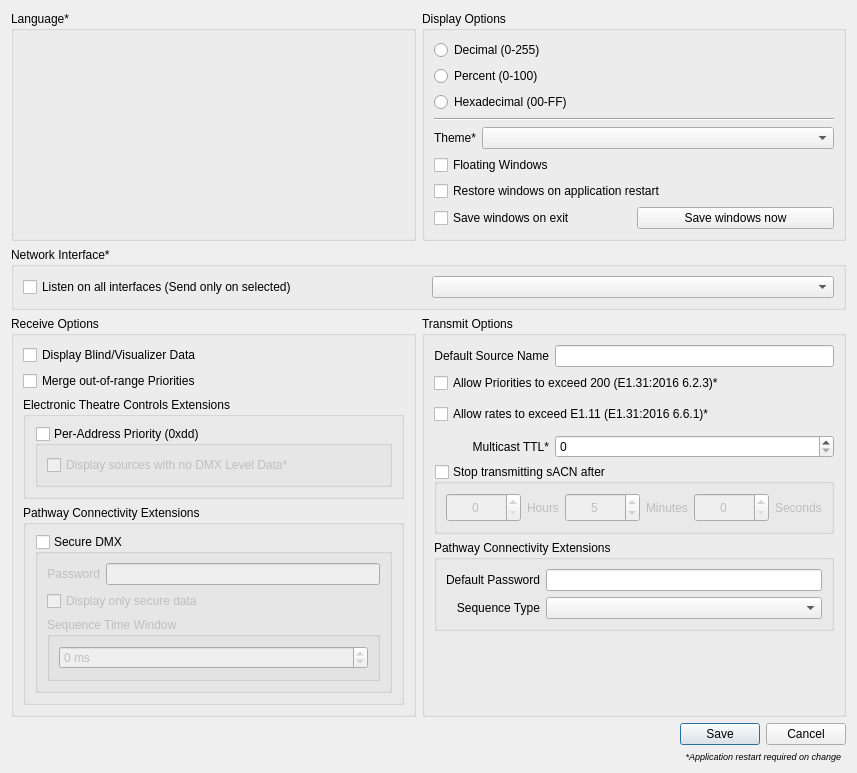
Above: ui/preferencesdialog.ui from docsteer/sacnview before the change. Below: the same form after it.
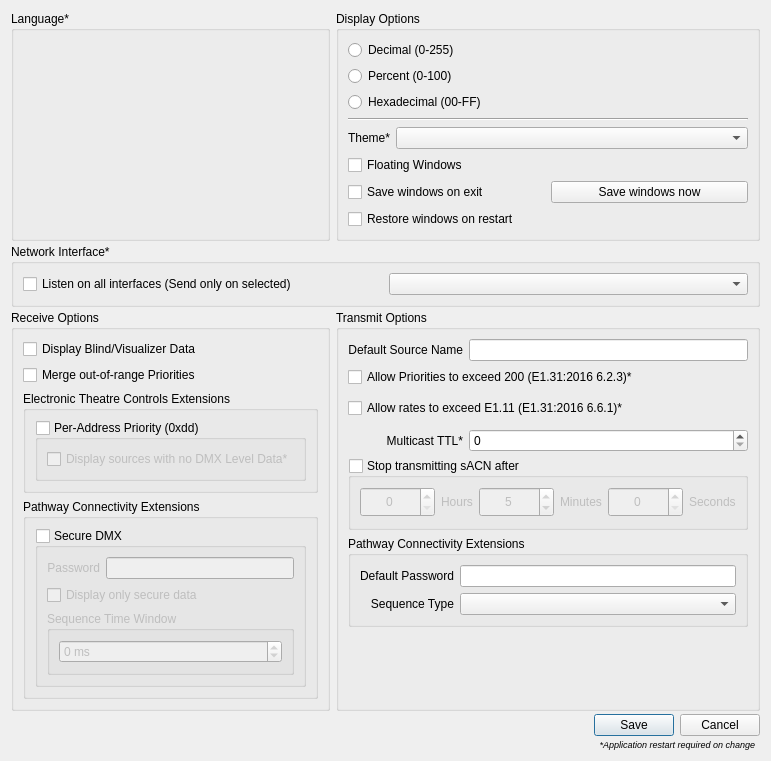
That is the form after the change. Icons and pictures are not drawn.

Commit message: Cleanup preferences dialog layout

```diff
--- a/ui/preferencesdialog.ui
+++ b/ui/preferencesdialog.ui
@@ -6,8 +6,8 @@
    <rect>
     <x>0</x>
     <y>0</y>
-    <width>834</width>
-    <height>657</height>
+    <width>713</width>
+    <height>671</height>
    </rect>
   </property>
   <property name="sizePolicy">
@@ -24,6 +24,9 @@
     <normaloff>:/icons/settings.png</normaloff>:/icons/settings.png</iconset>
   </property>
   <layout class="QGridLayout" name="gridLayout">
+   <property name="verticalSpacing">
+    <number>3</number>
+   </property>
    <item row="2" column="0">
     <widget class="QGroupBox" name="gbRecieveOptions">
      <property name="sizePolicy">
@@ -32,12 +35,6 @@
        <verstretch>0</verstretch>
       </sizepolicy>
      </property>
-     <property name="minimumSize">
-      <size>
-       <width>405</width>
-       <height>0</height>
-      </size>
-     </property>
      <property name="title">
       <string>Receive Options</string>
      </property>
@@ -45,7 +42,7 @@
       <item>
        <widget class="QCheckBox" name="cbDisplayBlind">
         <property name="sizePolicy">
-         <sizepolicy hsizetype="Expanding" vsizetype="Expanding">
+         <sizepolicy hsizetype="Expanding" vsizetype="Fixed">
           <horstretch>0</horstretch>
           <verstretch>0</verstretch>
          </sizepolicy>
@@ -66,6 +63,12 @@
       </item>
       <item>
        <widget class="QCheckBox" name="cbRxIllegalPriorities">
+        <property name="sizePolicy">
+         <sizepolicy hsizetype="Expanding" vsizetype="Fixed">
+          <horstretch>0</horstretch>
+          <verstretch>0</verstretch>
+         </sizepolicy>
+        </property>
         <property name="toolTip">
          <string>Accept sources sending illegal priorities (&gt;200)</string>
         </property>
@@ -106,12 +109,6 @@
                 <verstretch>0</verstretch>
                </sizepolicy>
               </property>
-              <property name="maximumSize">
-               <size>
-                <width>16777215</width>
-                <height>30</height>
-               </size>
-              </property>
               <property name="toolTip">
                <string>&lt;html&gt;&lt;head/&gt;&lt;body&gt;&lt;p&gt;Display sources that are ONLY transmitting 0xdd frames. &lt;/p&gt;&lt;p&gt;I.e. Sources that are not currently transmitting DMX Data&lt;/p&gt;&lt;/body&gt;&lt;/html&gt;</string>
               </property>
@@ -254,7 +251,7 @@
       <item>
        <widget class="QCheckBox" name="cbListenAll">
         <property name="sizePolicy">
-         <sizepolicy hsizetype="Preferred" vsizetype="MinimumExpanding">
+         <sizepolicy hsizetype="Preferred" vsizetype="Fixed">
           <horstretch>0</horstretch>
           <verstretch>0</verstretch>
          </sizepolicy>
@@ -398,17 +395,11 @@
       <item row="4" column="0" colspan="2">
        <widget class="QGroupBox" name="gbTransmitTimeout">
         <property name="sizePolicy">
-         <sizepolicy hsizetype="Expanding" vsizetype="Expanding">
+         <sizepolicy hsizetype="Expanding" vsizetype="Preferred">
           <horstretch>0</horstretch>
           <verstretch>0</verstretch>
          </sizepolicy>
         </property>
-        <property name="maximumSize">
-         <size>
-          <width>16777215</width>
-          <height>70</height>
-         </size>
-        </property>
         <property name="title">
          <string>Stop transmitting sACN after</string>
         </property>
@@ -621,113 +612,6 @@
       <string>Display Options</string>
      </property>
      <layout class="QGridLayout" name="gridLayout_4">
-      <item row="7" column="0">
-       <widget class="QCheckBox" name="cbSaveWindowsOnExit">
-        <property name="text">
-         <string>Save windows on exit</string>
-        </property>
-       </widget>
-      </item>
-      <item row="5" column="0">
-       <widget class="QCheckBox" name="cbFloatingWindows">
-        <property name="text">
-         <string>Floating Windows</string>
-        </property>
-       </widget>
-      </item>
-      <item row="3" column="0" colspan="2">
-       <widget class="Line" name="line">
-        <property name="orientation">
-         <enum>Qt::Horizontal</enum>
-        </property>
-       </widget>
-      </item>
-      <item row="0" column="0" colspan="2">
-       <widget class="QRadioButton" name="DecimalDisplayFormat">
-        <property name="enabled">
-         <bool>true</bool>
-        </property>
-        <property name="sizePolicy">
-         <sizepolicy hsizetype="Expanding" vsizetype="Expanding">
-          <horstretch>0</horstretch>
-          <verstretch>0</verstretch>
-         </sizepolicy>
-        </property>
-        <property name="maximumSize">
-         <size>
-          <width>16777215</width>
-          <height>30</height>
-         </size>
-        </property>
-        <property name="text">
-         <string>Decimal (0-255)</string>
-        </property>
-       </widget>
-      </item>
-      <item row="1" column="0" colspan="2">
-       <widget class="QRadioButton" name="PercentDisplayFormat">
-        <property name="sizePolicy">
-         <sizepolicy hsizetype="Expanding" vsizetype="Expanding">
-          <horstretch>0</horstretch>
-          <verstretch>0</verstretch>
-         </sizepolicy>
-        </property>
-        <property name="maximumSize">
-         <size>
-          <width>16777215</width>
-          <height>30</height>
-         </size>
-        </property>
-        <property name="text">
-         <string>Percent (0-100)</string>
-        </property>
-       </widget>
-      </item>
-      <item row="2" column="0" colspan="2">
-       <widget class="QRadioButton" name="HexDisplayFormat">
-        <property name="sizePolicy">
-         <sizepolicy hsizetype="Expanding" vsizetype="Expanding">
-          <horstretch>0</horstretch>
-          <verstretch>0</verstretch>
-         </sizepolicy>
-        </property>
-        <property name="maximumSize">
-         <size>
-          <width>16777215</width>
-          <height>30</height>
-         </size>
-        </property>
-        <property name="text">
-         <string>Hexadecimal (00-FF)</string>
-        </property>
-       </widget>
-      </item>
-      <item row="7" column="1">
-       <widget class="QPushButton" name="btnSaveWindows">
-        <property name="text">
-         <string>Save windows now</string>
-        </property>
-       </widget>
-      </item>
-      <item row="6" column="0" colspan="2">
-       <widget class="QCheckBox" name="cbRestoreWindows">
-        <property name="sizePolicy">
-         <sizepolicy hsizetype="Expanding" vsizetype="Expanding">
-          <horstretch>0</horstretch>
-          <verstretch>0</verstretch>
-         </sizepolicy>
-        </property>
-        <property name="maximumSize">
-         <size>
-          <width>16777215</width>
-          <height>30</height>
-         </size>
-        </property>
-        <property name="text">
-         <string>Restore windows on application restart</string>
-        </property>
-       </widget>
-      </item>
       <item row="4" column="0" colspan="2">
        <layout class="QHBoxLayout" name="horizontalLayout_3">
         <item>
@@ -764,41 +648,128 @@
         </item>
        </layout>
       </item>
+      <item row="7" column="0">
+       <widget class="QCheckBox" name="cbRestoreWindows">
+        <property name="sizePolicy">
+         <sizepolicy hsizetype="Preferred" vsizetype="Expanding">
+          <horstretch>0</horstretch>
+          <verstretch>0</verstretch>
+         </sizepolicy>
+        </property>
+        <property name="maximumSize">
+         <size>
+          <width>16777215</width>
+          <height>30</height>
+         </size>
+        </property>
+        <property name="text">
+         <string>Restore windows on restart</string>
+        </property>
+       </widget>
+      </item>
+      <item row="3" column="0" colspan="2">
+       <widget class="Line" name="line">
+        <property name="orientation">
+         <enum>Qt::Horizontal</enum>
+        </property>
+       </widget>
+      </item>
+      <item row="1" column="0" colspan="2">
+       <widget class="QRadioButton" name="PercentDisplayFormat">
+        <property name="sizePolicy">
+         <sizepolicy hsizetype="Expanding" vsizetype="Expanding">
+          <horstretch>0</horstretch>
+          <verstretch>0</verstretch>
+         </sizepolicy>
+        </property>
+        <property name="maximumSize">
+         <size>
+          <width>16777215</width>
+          <height>30</height>
+         </size>
+        </property>
+        <property name="text">
+         <string>Percent (0-100)</string>
+        </property>
+       </widget>
+      </item>
+      <item row="5" column="0">
+       <widget class="QCheckBox" name="cbFloatingWindows">
+        <property name="sizePolicy">
+         <sizepolicy hsizetype="Preferred" vsizetype="Fixed">
+          <horstretch>0</horstretch>
+          <verstretch>0</verstretch>
+         </sizepolicy>
+        </property>
+        <property name="text">
+         <string>Floating Windows</string>
+        </property>
+       </widget>
+      </item>
+      <item row="0" column="0" colspan="2">
+       <widget class="QRadioButton" name="DecimalDisplayFormat">
+        <property name="enabled">
+         <bool>true</bool>
+        </property>
+        <property name="sizePolicy">
+         <sizepolicy hsizetype="Expanding" vsizetype="Expanding">
+          <horstretch>0</horstretch>
+          <verstretch>0</verstretch>
+         </sizepolicy>
+        </property>
+        <property name="maximumSize">
+         <size>
+          <width>16777215</width>
+          <height>30</height>
+         </size>
+        </property>
+        <property name="text">
+         <string>Decimal (0-255)</string>
+        </property>
+       </widget>
+      </item>
+      <item row="2" column="0" colspan="2">
+       <widget class="QRadioButton" name="HexDisplayFormat">
+        <property name="sizePolicy">
+         <sizepolicy hsizetype="Expanding" vsizetype="Expanding">
+          <horstretch>0</horstretch>
+          <verstretch>0</verstretch>
+         </sizepolicy>
+        </property>
+        <property name="maximumSize">
+         <size>
+          <width>16777215</width>
+          <height>30</height>
+         </size>
+        </property>
+        <property name="text">
+         <string>Hexadecimal (00-FF)</string>
+        </property>
+       </widget>
+      </item>
+      <item row="6" column="0">
+       <widget class="QCheckBox" name="cbSaveWindowsOnExit">
+        <property name="sizePolicy">
+         <sizepolicy hsizetype="Preferred" vsizetype="Fixed">
+          <horstretch>0</horstretch>
+          <verstretch>0</verstretch>
+         </sizepolicy>
+        </property>
+        <property name="text">
+         <string>Save windows on exit</string>
+        </property>
+       </widget>
+      </item>
+      <item row="6" column="1">
+       <widget class="QPushButton" name="btnSaveWindows">
+        <property name="text">
+         <string>Save windows now</string>
+        </property>
+       </widget>
+      </item>
      </layout>
     </widget>
    </item>
-   <item row="5" column="1">
-    <widget class="QLabel" name="lblRestartInfo">
-     <property name="font">
-      <font>
-       <pointsize>7</pointsize>
-       <italic>true</italic>
-      </font>
-     </property>
-     <property name="text">
-      <string>*Application restart required on change  </string>
-     </property>
-     <property name="alignment">
-      <set>Qt::AlignRight|Qt::AlignTrailing|Qt::AlignVCenter</set>
-     </property>
-    </widget>
-   </item>
-   <item row="4" column="1">
-    <widget class="QDialogButtonBox" name="buttonBox">
-     <property name="sizePolicy">
-      <sizepolicy hsizetype="Expanding" vsizetype="Expanding">
-       <horstretch>0</horstretch>
-       <verstretch>0</verstretch>
-      </sizepolicy>
-     </property>
-     <property name="orientation">
-      <enum>Qt::Horizontal</enum>
-     </property>
-     <property name="standardButtons">
-      <set>QDialogButtonBox::Cancel|QDialogButtonBox::Save</set>
-     </property>
-    </widget>
-   </item>
    <item row="0" column="0">
     <widget class="QGroupBox" name="gbLanguage">
      <property name="sizePolicy">
@@ -826,6 +797,38 @@
      </property>
     </spacer>
    </item>
+   <item row="4" column="0" colspan="2">
+    <widget class="QDialogButtonBox" name="buttonBox">
+     <property name="sizePolicy">
+      <sizepolicy hsizetype="Expanding" vsizetype="Expanding">
+       <horstretch>0</horstretch>
+       <verstretch>0</verstretch>
+      </sizepolicy>
+     </property>
+     <property name="orientation">
+      <enum>Qt::Horizontal</enum>
+     </property>
+     <property name="standardButtons">
+      <set>QDialogButtonBox::Cancel|QDialogButtonBox::Save</set>
+     </property>
+    </widget>
+   </item>
+   <item row="5" column="0" colspan="2">
+    <widget class="QLabel" name="lblRestartInfo">
+     <property name="font">
+      <font>
+       <pointsize>7</pointsize>
+       <italic>true</italic>
+      </font>
+     </property>
+     <property name="text">
+      <string>*Application restart required on change  </string>
+     </property>
+     <property name="alignment">
+      <set>Qt::AlignRight|Qt::AlignTrailing|Qt::AlignVCenter</set>
+     </property>
+    </widget>
+   </item>
   </layout>
  </widget>
  <resources>
```
